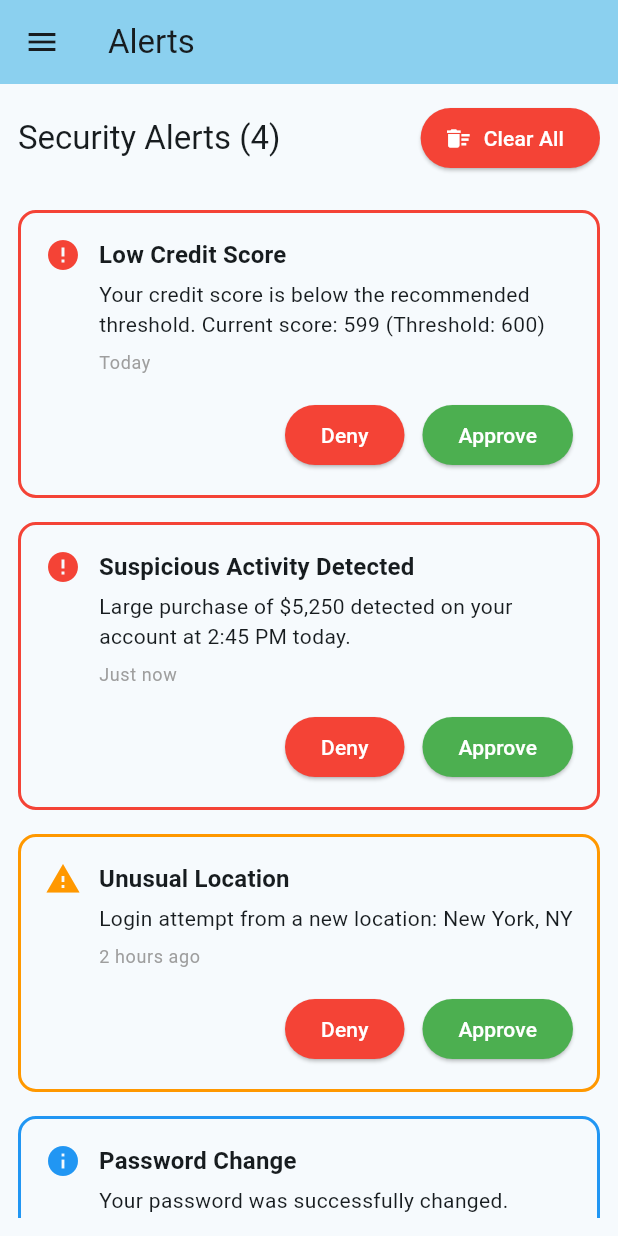
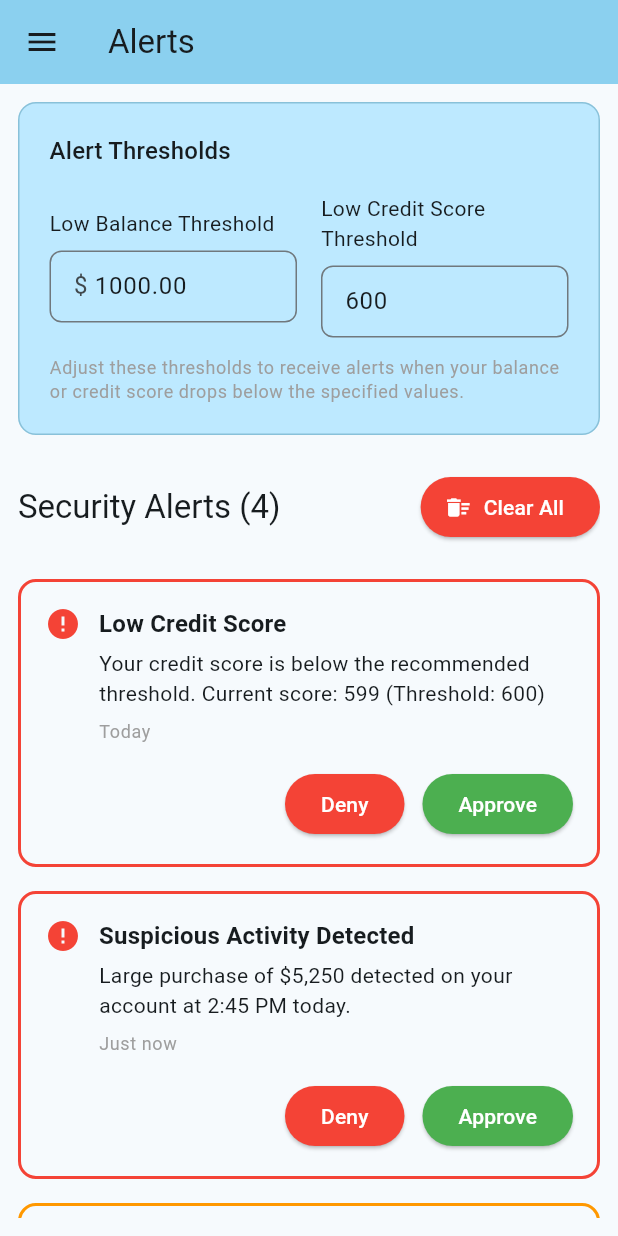
Before and after one commit to powerang/cs487finalprojectteama, a Flutter app: the screen it shows after launch, after a tap on "View All", on a phone screen of 412 x 824 dp. Run offline on Flutter 3.47's test engine with Material 3 defaults, Android fonts, the phone set to English and light mode, and no system bars.

Commit message:
Users can now change low balance and credit thresholds
Co-authored-by: Copilot <copilot@github.com>

```diff
--- a/lib/main.dart
+++ b/lib/main.dart
@@ -89,9 +89,9 @@ class MyHomePage extends StatefulWidget {
 class _MyHomePageState extends State<MyHomePage> {
   String _selectedPage = 'home';
   double _balance = 12450.75;
-  final double _lowBalanceThreshold = 1000.0;
+  double _lowBalanceThreshold = 1000.0;
   final int _credit = 599;
-  final int _lowCreditThreshold = 600;
+  int _lowCreditThreshold = 600;
   bool _sidebarCollapsed = true; // Make mobile sidebar collapsible
 
   final List<Stock> _stocks = [
@@ -356,6 +356,83 @@ class _MyHomePageState extends State<MyHomePage> {
       child: Column(
         crossAxisAlignment: CrossAxisAlignment.start,
         children: [
+          // ─── THRESHOLD SETTINGS ─────────────────────────────────────────
+          Container(
+            decoration: BoxDecoration(
+              color: Theme.of(context).colorScheme.primaryContainer,
+              border: Border.all(color: Theme.of(context).colorScheme.primary.withOpacity(0.3)),
+              borderRadius: BorderRadius.circular(12),
+            ),
+            padding: const EdgeInsets.all(20),
+            child: Column(
+              crossAxisAlignment: CrossAxisAlignment.start,
+              children: [
+                Text('Alert Thresholds', style: Theme.of(context).textTheme.titleMedium),
+                const SizedBox(height: 16),
+                Row(
+                  children: [
+                    Expanded(
+                      child: Column(
+                        crossAxisAlignment: CrossAxisAlignment.start,
+                        children: [
+                          Text('Low Balance Threshold', style: Theme.of(context).textTheme.bodyMedium),
+                          const SizedBox(height: 8),
+                          TextField(
+                            keyboardType: TextInputType.number,
+                            controller: TextEditingController(text: _lowBalanceThreshold.toStringAsFixed(2)),
+                            onChanged: (value) {
+                              final parsed = double.tryParse(value);
+                              if (parsed != null && parsed > 0) {
+                                setState(() => _lowBalanceThreshold = parsed);
+                              }
+                            },
+                            decoration: InputDecoration(
+                              hintText: 'Enter amount in \$',
+                              prefixText: '\$ ',
+                              border: OutlineInputBorder(borderRadius: BorderRadius.circular(8)),
+                              contentPadding: const EdgeInsets.symmetric(horizontal: 12, vertical: 10),
+                            ),
+                          ),
+                        ],
+                      ),
+                    ),
+                    const SizedBox(width: 16),
+                    Expanded(
+                      child: Column(
+                        crossAxisAlignment: CrossAxisAlignment.start,
+                        children: [
+                          Text('Low Credit Score Threshold', style: Theme.of(context).textTheme.bodyMedium),
+                          const SizedBox(height: 8),
+                          TextField(
+                            keyboardType: TextInputType.number,
+                            controller: TextEditingController(text: _lowCreditThreshold.toString()),
+                            onChanged: (value) {
+                              final parsed = int.tryParse(value);
+                              if (parsed != null && parsed > 0 && parsed <= 850) {
+                                setState(() => _lowCreditThreshold = parsed);
+                              }
+                            },
+                            decoration: InputDecoration(
+                              hintText: 'Enter credit score (0-850)',
+                              border: OutlineInputBorder(borderRadius: BorderRadius.circular(8)),
+                              contentPadding: const EdgeInsets.symmetric(horizontal: 12, vertical: 10),
+                            ),
+                          ),
+                        ],
+                      ),
+                    ),
+                  ],
+                ),
+                const SizedBox(height: 12),
+                Text(
+                  'Adjust these thresholds to receive alerts when your balance or credit score drops below the specified values.',
+                  style: Theme.of(context).textTheme.bodySmall?.copyWith(color: Colors.grey),
+                ),
+              ],
+            ),
+          ),
+          const SizedBox(height: 24),
+          // ─── ALERTS LIST ──────────────────────────────────────────────────
           Row(
             mainAxisAlignment: MainAxisAlignment.spaceBetween,
             children: [
```
